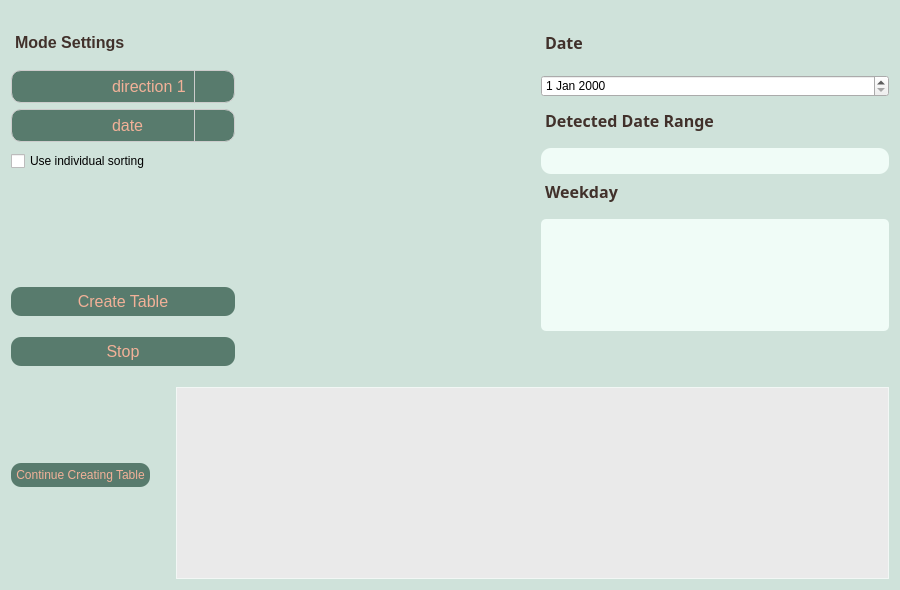
Before: the Qt Designer form view/ui/create_table_create.ui in Themishau/GTFStoFahrplan, drawn with Qt 5.
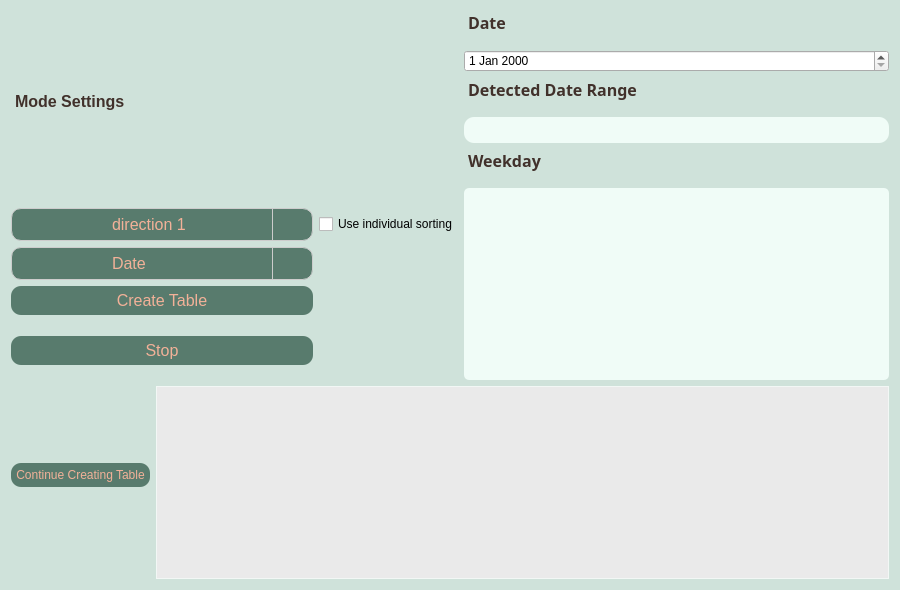
After: the same form once the commit is applied.

Commit message: refactor(Create_Plan): updated selection and created view. Fixed some issues with combo boxes

The edit to the form file:
```diff
--- a/view/ui/create_table_create.ui
+++ b/view/ui/create_table_create.ui
@@ -28,9 +28,9 @@
   <property name="styleSheet">
    <string notr="true">#Form {
 border-style: solid;
-border-color:  #f2f7f5;
+border-color:  #26302c;
 background: #cfe2da; 
-padding: 20px;
+padding: 2px;
 box-shadow: 0 0 10px rgba(0, 0, 0, 0.1);
 }
 
@@ -38,7 +38,7 @@
 	background-color: #F0FCF7;
    border-radius: 5px;
 	text-align: center;
-    color:#41312b;
+    color:#26302c;
 }
 
 #Form QListWidget::item {
@@ -118,13 +118,13 @@
 
 #Form QTableView::item:selected {
     background: #587b6d;
-    color: white;
+    color: #26302c;
     border: 1px solid #587b6d;
 }
 
 #Form QTableView::item:selected:active {
     background: #408d49;
-    color: #fde1d6;
+    color: #26302c;
 }
 
 #Form QTableCornerButton::section {
@@ -134,7 +134,7 @@
 
 #Form QTableView::indicator:checked {
     background-color: #408d49;
-    color: white;
+    color: #26302c;
 }
 
 #Form QTableView::indicator:unchecked {
@@ -179,9 +179,9 @@
 }</string>
   </property>
   <layout class="QGridLayout" name="gridLayout">
-   <item row="3" column="0">
-    <layout class="QGridLayout" name="gridLayout_3">
-     <item row="2" column="0">
+   <item row="4" column="0">
+    <layout class="QGridLayout" name="gridLayout_5">
+     <item row="10" column="0">
       <widget class="QPushButton" name="btnContinueCreate">
        <property name="enabled">
         <bool>false</bool>
@@ -191,7 +191,7 @@
        </property>
       </widget>
      </item>
-     <item row="2" column="2">
+     <item row="10" column="1">
       <widget class="QTableView" name="tableView_sorting_stops">
        <property name="sizePolicy">
         <sizepolicy hsizetype="MinimumExpanding" vsizetype="MinimumExpanding">
@@ -201,58 +201,18 @@
        </property>
       </widget>
      </item>
-     <item row="2" column="1">
-      <spacer name="verticalSpacer_2">
-       <property name="orientation">
-        <enum>Qt::Vertical</enum>
-       </property>
-       <property name="sizeHint" stdset="0">
-        <size>
-         <width>20</width>
-         <height>200</height>
-        </size>
-       </property>
-      </spacer>
-     </item>
     </layout>
    </item>
+   <item row="3" column="0">
+    <layout class="QGridLayout" name="gridLayout_3">
+     <property name="sizeConstraint">
+      <enum>QLayout::SetNoConstraint</enum>
+     </property>
    <item row="0" column="0">
-    <layout class="QGridLayout" name="gridLayout_5">
+      <layout class="QGridLayout" name="gridLayout_7">
      <item row="1" column="0">
-      <widget class="QLabel" name="label_12">
-       <property name="styleSheet">
-        <string notr="true"/>
-       </property>
-       <property name="text">
-        <string>&lt;html&gt;&lt;head/&gt;&lt;body&gt;&lt;p&gt;&lt;span style=&quot; font-size:12pt; font-weight:600;&quot;&gt;Mode Settings&lt;/span&gt;&lt;/p&gt;&lt;/body&gt;&lt;/html&gt;</string>
-       </property>
-      </widget>
-     </item>
-     <item row="2" column="2">
-      <widget class="QDateEdit" name="dateEdit"/>
-     </item>
-     <item row="5" column="0">
-      <layout class="QGridLayout" name="gridLayout_2"/>
-     </item>
-     <item row="1" column="2">
-      <widget class="QLabel" name="label_13">
-       <property name="font">
-        <font>
-         <family>72</family>
-         <pointsize>-1</pointsize>
-         <italic>false</italic>
-         <bold>true</bold>
-        </font>
-       </property>
-       <property name="styleSheet">
-        <string notr="true"/>
-       </property>
-       <property name="text">
-        <string>&lt;html&gt;&lt;head/&gt;&lt;body&gt;&lt;p&gt;&lt;span style=&quot; font-size:12pt; font-weight:600;&quot;&gt;Date&lt;/span&gt;&lt;/p&gt;&lt;/body&gt;&lt;/html&gt;</string>
-       </property>
-      </widget>
-     </item>
-     <item row="0" column="2">
+        <layout class="QGridLayout" name="gridLayout_6">
+         <item row="3" column="2">
       <spacer name="horizontalSpacer">
        <property name="orientation">
         <enum>Qt::Horizontal</enum>
@@ -265,80 +225,17 @@
        </property>
       </spacer>
      </item>
-     <item row="12" column="0">
-      <widget class="QPushButton" name="btnStart">
-       <property name="enabled">
-        <bool>false</bool>
-       </property>
-       <property name="font">
-        <font>
-         <pointsize>12</pointsize>
-        </font>
-       </property>
+         <item row="3" column="1">
+          <widget class="QLabel" name="label_12">
        <property name="styleSheet">
         <string notr="true"/>
        </property>
        <property name="text">
-        <string>Create Table</string>
+            <string>&lt;html&gt;&lt;head/&gt;&lt;body&gt;&lt;p&gt;&lt;span style=&quot; font-size:12pt; font-weight:600;&quot;&gt;Mode Settings&lt;/span&gt;&lt;/p&gt;&lt;/body&gt;&lt;/html&gt;</string>
        </property>
       </widget>
      </item>
-     <item row="8" column="2" rowspan="5">
-      <widget class="QListWidget" name="listDatesWeekday">
-       <property name="enabled">
-        <bool>false</bool>
-       </property>
-       <property name="font">
-        <font>
-         <pointsize>12</pointsize>
-        </font>
-       </property>
-       <property name="styleSheet">
-        <string notr="true"/>
-       </property>
-       <property name="verticalScrollBarPolicy">
-        <enum>Qt::ScrollBarAlwaysOff</enum>
-       </property>
-       <property name="horizontalScrollBarPolicy">
-        <enum>Qt::ScrollBarAlwaysOff</enum>
-       </property>
-      </widget>
-     </item>
-     <item row="7" column="2">
-      <widget class="QLabel" name="label_6">
-       <property name="font">
-        <font>
-         <family>72</family>
-         <pointsize>-1</pointsize>
-         <italic>false</italic>
-         <bold>true</bold>
-        </font>
-       </property>
-       <property name="styleSheet">
-        <string notr="true"/>
-       </property>
-       <property name="text">
-        <string>&lt;html&gt;&lt;head/&gt;&lt;body&gt;&lt;p&gt;&lt;span style=&quot; font-size:12pt; font-weight:600;&quot;&gt;Weekday&lt;/span&gt;&lt;/p&gt;&lt;/body&gt;&lt;/html&gt;</string>
-       </property>
-      </widget>
-     </item>
-     <item row="1" column="1">
-      <spacer name="verticalSpacer">
-       <property name="orientation">
-        <enum>Qt::Vertical</enum>
-       </property>
-       <property name="sizeType">
-        <enum>QSizePolicy::Maximum</enum>
-       </property>
-       <property name="sizeHint" stdset="0">
-        <size>
-         <width>300</width>
-         <height>40</height>
-        </size>
-       </property>
-      </spacer>
-     </item>
-     <item row="2" column="0">
+         <item row="4" column="1">
       <widget class="QComboBox" name="comboBox_direction">
        <property name="enabled">
         <bool>false</bool>
@@ -363,7 +260,7 @@
        </item>
       </widget>
      </item>
-     <item row="3" column="0">
+         <item row="5" column="1">
       <widget class="QComboBox" name="comboBox">
        <property name="enabled">
         <bool>false</bool>
@@ -378,52 +275,52 @@
        </property>
        <item>
         <property name="text">
-         <string>date</string>
+             <string>Date</string>
         </property>
        </item>
        <item>
         <property name="text">
-         <string>weekday</string>
+             <string>Weekday</string>
+            </property>
+           </item>
+           <item>
+            <property name="text">
+             <string>Umlaufplan Date</string>
+            </property>
+           </item>
+           <item>
+            <property name="text">
+             <string>Umlaufplan Weekday</string>
         </property>
        </item>
       </widget>
      </item>
-     <item row="4" column="0">
+         <item row="4" column="2">
       <widget class="QCheckBox" name="UseIndividualSorting">
        <property name="text">
         <string>Use individual sorting</string>
        </property>
       </widget>
      </item>
-     <item row="4" column="2">
-      <widget class="QLineEdit" name="line_Selection_date_range">
+         <item row="6" column="1">
+          <widget class="QPushButton" name="btnStart">
        <property name="enabled">
         <bool>false</bool>
        </property>
-       <property name="styleSheet">
-        <string notr="true"/>
-       </property>
-      </widget>
-     </item>
-     <item row="3" column="2">
-      <widget class="QLabel" name="label_17">
        <property name="font">
         <font>
-         <family>72</family>
-         <pointsize>-1</pointsize>
-         <italic>false</italic>
-         <bold>true</bold>
+             <pointsize>12</pointsize>
         </font>
        </property>
        <property name="styleSheet">
         <string notr="true"/>
        </property>
        <property name="text">
-        <string>&lt;html&gt;&lt;head/&gt;&lt;body&gt;&lt;p&gt;&lt;span style=&quot; font-size:12pt; font-weight:600;&quot;&gt;Detected Date Range&lt;/span&gt;&lt;/p&gt;&lt;/body&gt;&lt;/html&gt;</string>
+            <string>Create Table</string>
        </property>
       </widget>
      </item>
-     <item row="13" column="0">
+         <item row="7" column="1">
       <widget class="QPushButton" name="btnStop">
        <property name="enabled">
         <bool>false</bool>
@@ -440,6 +337,108 @@
         <string>Stop</string>
        </property>
       </widget>
+         </item>
+        </layout>
+       </item>
+      </layout>
+     </item>
+     <item row="0" column="1">
+      <layout class="QGridLayout" name="gridLayout_4">
+       <item row="4" column="1">
+        <widget class="QLabel" name="label_6">
+         <property name="font">
+          <font>
+           <family>72</family>
+           <pointsize>-1</pointsize>
+           <italic>false</italic>
+           <bold>true</bold>
+          </font>
+         </property>
+         <property name="styleSheet">
+          <string notr="true"/>
+         </property>
+         <property name="text">
+          <string>&lt;html&gt;&lt;head/&gt;&lt;body&gt;&lt;p&gt;&lt;span style=&quot; font-size:12pt; font-weight:600;&quot;&gt;Weekday&lt;/span&gt;&lt;/p&gt;&lt;/body&gt;&lt;/html&gt;</string>
+         </property>
+        </widget>
+       </item>
+       <item row="1" column="1">
+        <widget class="QDateEdit" name="dateEdit"/>
+       </item>
+       <item row="5" column="1">
+        <widget class="QListWidget" name="listDatesWeekday">
+         <property name="enabled">
+          <bool>false</bool>
+         </property>
+         <property name="font">
+          <font>
+           <pointsize>12</pointsize>
+          </font>
+         </property>
+         <property name="styleSheet">
+          <string notr="true"/>
+         </property>
+         <property name="verticalScrollBarPolicy">
+          <enum>Qt::ScrollBarAlwaysOff</enum>
+         </property>
+         <property name="horizontalScrollBarPolicy">
+          <enum>Qt::ScrollBarAlwaysOff</enum>
+         </property>
+         <property name="verticalScrollMode">
+          <enum>QAbstractItemView::ScrollPerPixel</enum>
+         </property>
+         <property name="horizontalScrollMode">
+          <enum>QAbstractItemView::ScrollPerPixel</enum>
+         </property>
+        </widget>
+       </item>
+       <item row="2" column="1">
+        <widget class="QLabel" name="label_17">
+         <property name="font">
+          <font>
+           <family>72</family>
+           <pointsize>-1</pointsize>
+           <italic>false</italic>
+           <bold>true</bold>
+          </font>
+         </property>
+         <property name="styleSheet">
+          <string notr="true"/>
+         </property>
+         <property name="text">
+          <string>&lt;html&gt;&lt;head/&gt;&lt;body&gt;&lt;p&gt;&lt;span style=&quot; font-size:12pt; font-weight:600;&quot;&gt;Detected Date Range&lt;/span&gt;&lt;/p&gt;&lt;/body&gt;&lt;/html&gt;</string>
+         </property>
+        </widget>
+       </item>
+       <item row="0" column="1">
+        <widget class="QLabel" name="label_13">
+         <property name="font">
+          <font>
+           <family>72</family>
+           <pointsize>-1</pointsize>
+           <italic>false</italic>
+           <bold>true</bold>
+          </font>
+         </property>
+         <property name="styleSheet">
+          <string notr="true"/>
+         </property>
+         <property name="text">
+          <string>&lt;html&gt;&lt;head/&gt;&lt;body&gt;&lt;p&gt;&lt;span style=&quot; font-size:12pt; font-weight:600;&quot;&gt;Date&lt;/span&gt;&lt;/p&gt;&lt;/body&gt;&lt;/html&gt;</string>
+         </property>
+        </widget>
+       </item>
+       <item row="3" column="1">
+        <widget class="QLineEdit" name="line_Selection_date_range">
+         <property name="enabled">
+          <bool>false</bool>
+         </property>
+         <property name="styleSheet">
+          <string notr="true"/>
+         </property>
+        </widget>
+       </item>
+      </layout>
      </item>
     </layout>
    </item>
```
Lines whose indentation alone changed are shown as unchanged. The commit also changes 6 other files.
